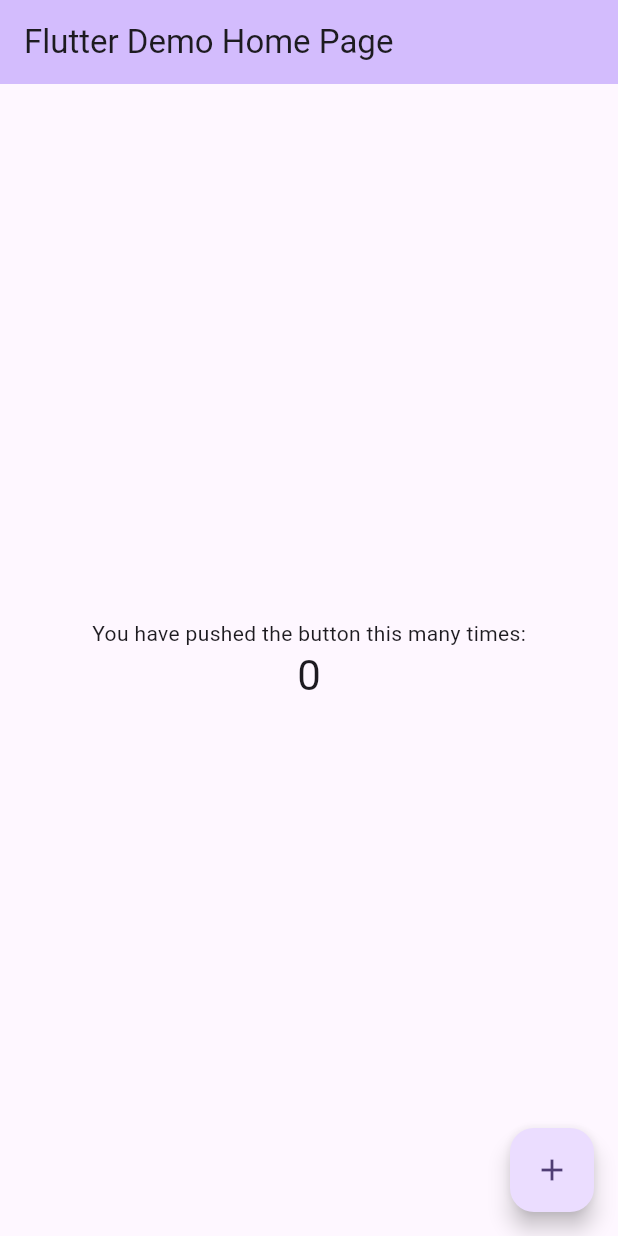
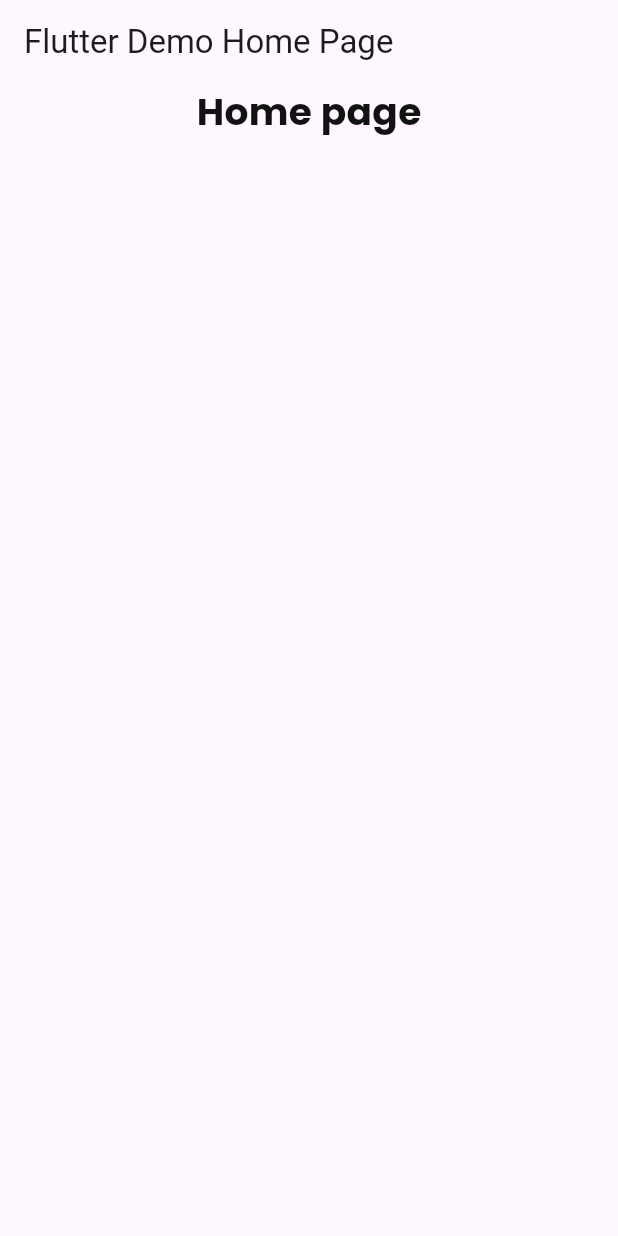
Before and after one commit to SynTec-Techtriathlon/frontend-SynTec_Travilia_VISA, a Flutter app: the screen it shows after launch, on a phone screen of 412 x 824 dp. Run offline on Flutter 3.47's test engine with Material 3 defaults, Android fonts, the phone set to English and light mode, and no system bars; our stand-ins replace google_fonts.

Commit message:
add theme

```diff
--- a/lib/main.dart
+++ b/lib/main.dart
@@ -1,125 +1,23 @@
 import 'package:flutter/material.dart';
+import 'package:visa_app/ui/home.dart';
 
 void main() {
   runApp(const MyApp());
 }
 
+
 class MyApp extends StatelessWidget {
-  const MyApp({super.key});
+  const MyApp({Key? key}) : super(key: key);
 
-  // This widget is the root of your application.
   @override
   Widget build(BuildContext context) {
-    return MaterialApp(
+    return const MaterialApp(
       title: 'Flutter Demo',
-      theme: ThemeData(
-        // This is the theme of your application.
-        //
-        // TRY THIS: Try running your application with "flutter run". You'll see
-        // the application has a purple toolbar. Then, without quitting the app,
-        // try changing the seedColor in the colorScheme below to Colors.green
-        // and then invoke "hot reload" (save your changes or press the "hot
-        // reload" button in a Flutter-supported IDE, or press "r" if you used
-        // the command line to start the app).
-        //
-        // Notice that the counter didn't reset back to zero; the application
-        // state is not lost during the reload. To reset the state, use hot
-        // restart instead.
-        //
-        // This works for code too, not just values: Most code changes can be
-        // tested with just a hot reload.
-        colorScheme: ColorScheme.fromSeed(seedColor: Colors.deepPurple),
-        useMaterial3: true,
-      ),
-      home: const MyHomePage(title: 'Flutter Demo Home Page'),
+      home: HomePage(),
+       routes: {
+        // '/login': (context) => LoginScreen(),
+        // '/home': (context) => HomePage(),
+      },
     );
   }
 }
-
-class MyHomePage extends StatefulWidget {
-  const MyHomePage({super.key, required this.title});
-
-  // This widget is the home page of your application. It is stateful, meaning
-  // that it has a State object (defined below) that contains fields that affect
-  // how it looks.
-
-  // This class is the configuration for the state. It holds the values (in this
-  // case the title) provided by the parent (in this case the App widget) and
-  // used by the build method of the State. Fields in a Widget subclass are
-  // always marked "final".
-
-  final String title;
-
-  @override
-  State<MyHomePage> createState() => _MyHomePageState();
-}
-
-class _MyHomePageState extends State<MyHomePage> {
-  int _counter = 0;
-
-  void _incrementCounter() {
-    setState(() {
-      // This call to setState tells the Flutter framework that something has
-      // changed in this State, which causes it to rerun the build method below
-      // so that the display can reflect the updated values. If we changed
-      // _counter without calling setState(), then the build method would not be
-      // called again, and so nothing would appear to happen.
-      _counter++;
-    });
-  }
-
-  @override
-  Widget build(BuildContext context) {
-    // This method is rerun every time setState is called, for instance as done
-    // by the _incrementCounter method above.
-    //
-    // The Flutter framework has been optimized to make rerunning build methods
-    // fast, so that you can just rebuild anything that needs updating rather
-    // than having to individually change instances of widgets.
-    return Scaffold(
-      appBar: AppBar(
-        // TRY THIS: Try changing the color here to a specific color (to
-        // Colors.amber, perhaps?) and trigger a hot reload to see the AppBar
-        // change color while the other colors stay the same.
-        backgroundColor: Theme.of(context).colorScheme.inversePrimary,
-        // Here we take the value from the MyHomePage object that was created by
-        // the App.build method, and use it to set our appbar title.
-        title: Text(widget.title),
-      ),
-      body: Center(
-        // Center is a layout widget. It takes a single child and positions it
-        // in the middle of the parent.
-        child: Column(
-          // Column is also a layout widget. It takes a list of children and
-          // arranges them vertically. By default, it sizes itself to fit its
-          // children horizontally, and tries to be as tall as its parent.
-          //
-          // Column has various properties to control how it sizes itself and
-          // how it positions its children. Here we use mainAxisAlignment to
-          // center the children vertically; the main axis here is the vertical
-          // axis because Columns are vertical (the cross axis would be
-          // horizontal).
-          //
-          // TRY THIS: Invoke "debug painting" (choose the "Toggle Debug Paint"
-          // action in the IDE, or press "p" in the console), to see the
-          // wireframe for each widget.
-          mainAxisAlignment: MainAxisAlignment.center,
-          children: <Widget>[
-            const Text(
-              'You have pushed the button this many times:',
-            ),
-            Text(
-              '$_counter',
-              style: Theme.of(context).textTheme.headlineMedium,
-            ),
-          ],
-        ),
-      ),
-      floatingActionButton: FloatingActionButton(
-        onPressed: _incrementCounter,
-        tooltip: 'Increment',
-        child: const Icon(Icons.add),
-      ), // This trailing comma makes auto-formatting nicer for build methods.
-    );
-  }
-}
--- a/lib/ui/home.dart
+++ b/lib/ui/home.dart
@@ -1,12 +1,20 @@
 import 'package:flutter/material.dart';
+import 'package:visa_app/theme.dart';
 
-class MyWidget extends StatelessWidget {
-  const MyWidget({super.key});
+class HomePage extends StatelessWidget {
+  const HomePage({super.key});
 
   @override
   Widget build(BuildContext context) {
-    return const Scaffold(
-
+    return Scaffold(
+      appBar: AppBar(
+        title: Text('Flutter Demo Home Page'),
+      ),
+      body: Center(
+        child: Column(children: [
+          Text('Home page', style: headingStyle),
+        ]),
+      ),
     );
   }
 }
--- a/pubspec.yaml
+++ b/pubspec.yaml
@@ -35,6 +35,7 @@ dependencies:
   # The following adds the Cupertino Icons font to your application.
   # Use with the CupertinoIcons class for iOS style icons.
   cupertino_icons: ^1.0.6
+  google_fonts: ^6.2.1
 
 dev_dependencies:
   flutter_test:
```
Also changed, not shown: lib/theme.dart (added, +51 -0 lines), pubspec.lock, 1 other file.
